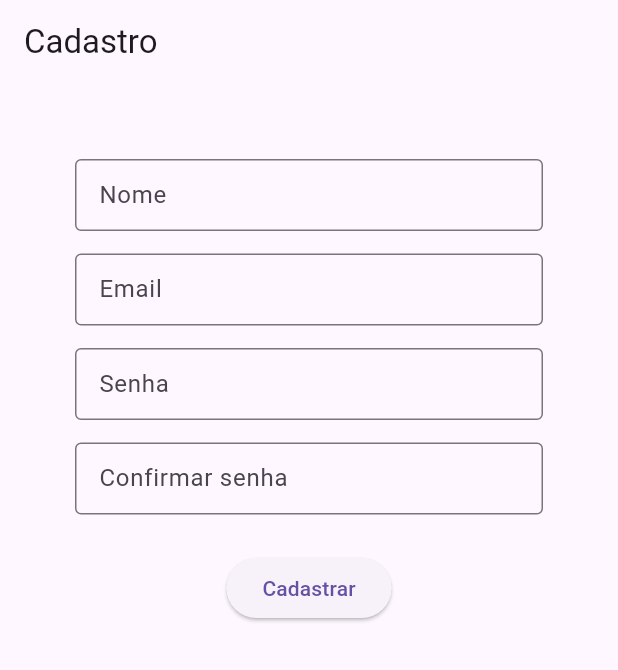
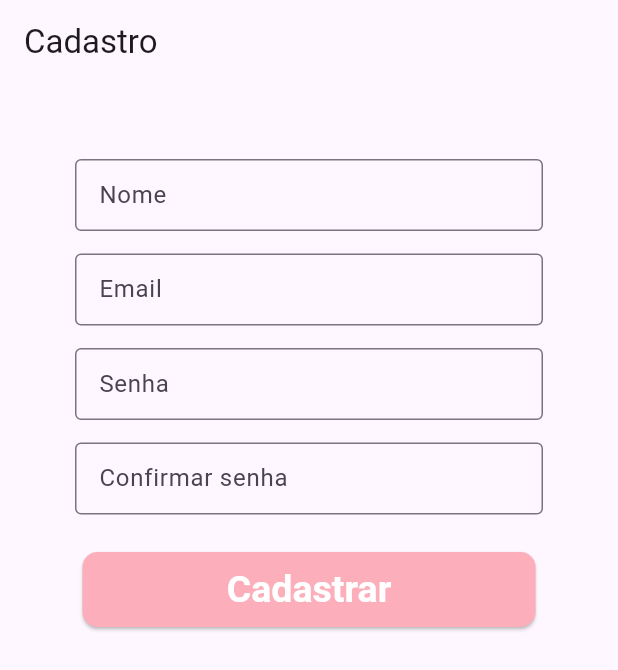
Before and after one commit to HenryGFiedler/Floricultura, a Flutter app: the screen it shows after launch, on a phone screen of 412 x 824 dp. Shown: the top 670 px of the screen. Run offline on Flutter 3.47's test engine with Material 3 defaults, Android fonts, the phone set to English and light mode, and no system bars.

Commit message:
Main Button Widget

```diff
--- /dev/null
+++ b/lib/components/main_button.dart
@@ -0,0 +1,32 @@
+import 'package:flutter/material.dart';
+
+class MainButton extends StatelessWidget {
+  final String text;
+  final VoidCallback? onPressed;
+
+  const MainButton({super.key, required this.text, required this.onPressed});
+
+  @override
+  Widget build(BuildContext context) {
+    return SizedBox(
+      width: double.infinity,
+      height: 50,
+      child: Padding(
+        padding: EdgeInsets.symmetric(horizontal: 5),
+        child: ElevatedButton(
+          onPressed: onPressed,
+          style: ElevatedButton.styleFrom(
+            shape: RoundedRectangleBorder(borderRadius: BorderRadius.circular(10)),
+            backgroundColor: Color(0xfffcafbb),
+            foregroundColor: Colors.white,
+            textStyle: TextStyle(
+                fontWeight: FontWeight.bold,
+                fontSize: 25,
+            ),
+          ),
+          child: Text(text),
+        ),
+      ),
+    );
+  }
+}
--- a/lib/screens/cadastro_screen.dart
+++ b/lib/screens/cadastro_screen.dart
@@ -1,3 +1,4 @@
+import 'package:floricultura/components/main_button.dart';
 import 'package:flutter/material.dart';
 import 'package:floricultura/components/text_input_validation.dart';
 
@@ -87,7 +88,7 @@ class _CadastroScreenState extends State<CadastroScreen> {
               ),
               SizedBox(height: 25),
 
-              ElevatedButton(
+              MainButton(
                 onPressed: () {
                   if (_formKey.currentState?.validate() ?? false) {
                     ScaffoldMessenger.of(
@@ -95,7 +96,7 @@ class _CadastroScreenState extends State<CadastroScreen> {
                     ).showSnackBar(SnackBar(content: Text('Cadastro realizado com sucesso')));
                   }
                 },
-                child: Text('Cadastrar'),
+                text: 'Cadastrar',
               ),
             ],
           ),
```
